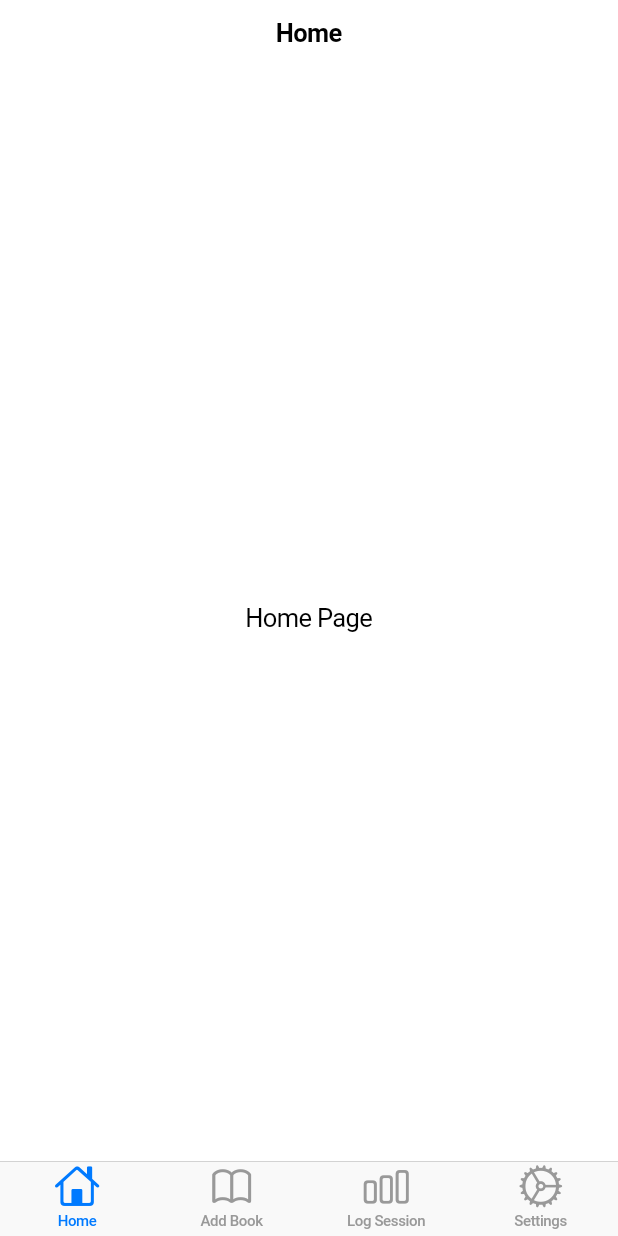
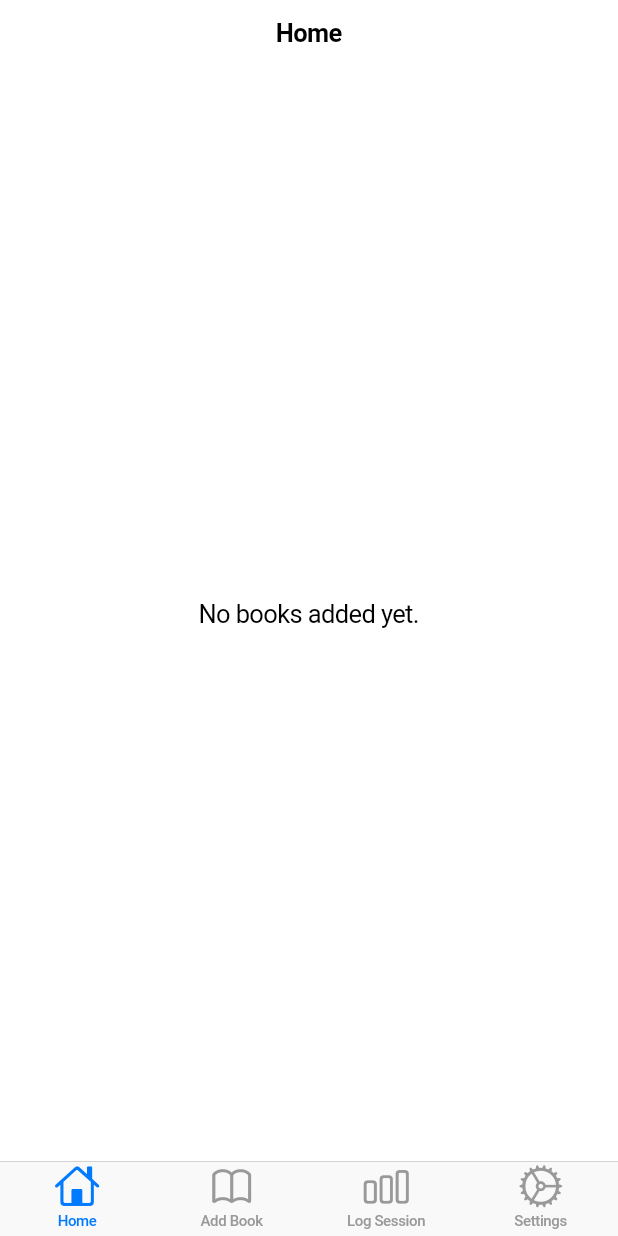
Before and after one commit to tyshoe/ReadStats, a Flutter app: the screen it shows after launch, on a phone screen of 412 x 824 dp. Run offline on Flutter 3.47's test engine with Material 3 defaults, Android fonts, the phone set to English and light mode, and no system bars.

Commit message:
create way to save and view books

```diff
--- a/lib/main.dart
+++ b/lib/main.dart
@@ -15,10 +15,17 @@ class MyApp extends StatefulWidget {
 
 class _MyAppState extends State<MyApp> {
   bool _isDarkMode = false;
+  final List<Map<String, dynamic>> _books = []; // List to store books
 
   void _toggleTheme(bool value) {
     setState(() {
       _isDarkMode = value;
+    });
+  }
+
+  void _addBook(Map<String, dynamic> book) {
+    setState(() {
+      _books.add(book);
     });
   }
 
@@ -28,16 +35,29 @@ class _MyAppState extends State<MyApp> {
       theme: CupertinoThemeData(
         brightness: _isDarkMode ? Brightness.dark : Brightness.light,
       ),
-      home: NavigationMenu(toggleTheme: _toggleTheme, isDarkMode: _isDarkMode),
+      home: NavigationMenu(
+        toggleTheme: _toggleTheme,
+        isDarkMode: _isDarkMode,
+        books: _books,
+        addBook: _addBook,
+      ),
     );
   }
 }
 
 class NavigationMenu extends StatelessWidget {
   final Function(bool) toggleTheme;
+  final Function(Map<String, dynamic>) addBook;
   final bool isDarkMode;
+  final List<Map<String, dynamic>> books;
 
-  const NavigationMenu({super.key, required this.toggleTheme, required this.isDarkMode});
+  const NavigationMenu({
+    super.key,
+    required this.toggleTheme,
+    required this.isDarkMode,
+    required this.books,
+    required this.addBook,
+  });
 
   @override
   Widget build(BuildContext context) {
@@ -53,9 +73,9 @@ class NavigationMenu extends StatelessWidget {
       tabBuilder: (context, index) {
         switch (index) {
           case 0:
-            return const HomePage();
+            return HomePage(books: books);
           case 1:
-            return const AddBookPage();
+            return AddBookPage(addBook: addBook);
           case 2:
             return const LogSessionPage();
           case 3:
--- a/lib/pages/home_page.dart
+++ b/lib/pages/home_page.dart
@@ -1,13 +1,32 @@
 import 'package:flutter/cupertino.dart';
 
 class HomePage extends StatelessWidget {
-  const HomePage({super.key});
+  final List<Map<String, dynamic>> books;
+
+  const HomePage({super.key, required this.books});
 
   @override
   Widget build(BuildContext context) {
-    return const CupertinoPageScaffold(
-      navigationBar: CupertinoNavigationBar(middle: Text('Home')),
-      child: Center(child: Text('Home Page')),
+    return CupertinoPageScaffold(
+      navigationBar: const CupertinoNavigationBar(middle: Text('Home')),
+      child: SafeArea(
+        child: books.isEmpty
+            ? const Center(child: Text("No books added yet."))
+            : ListView.builder(
+                padding: const EdgeInsets.all(16),
+                itemCount: books.length,
+                itemBuilder: (context, index) {
+                  final book = books[index];
+                  return CupertinoListTile(
+                    title: Text(book['title']),
+                    subtitle: Text("Words: ${book['wordCount']}, Rating: ${book['rating']}"),
+                    trailing: book['isCompleted']
+                        ? const Icon(CupertinoIcons.check_mark_circled, color: CupertinoColors.systemGreen)
+                        : const Icon(CupertinoIcons.clock, color: CupertinoColors.systemGrey),
+                  );
+                },
+              ),
+      ),
     );
   }
 }
```
Also changed, not shown: lib/pages/add_book_page.dart (+12 -9 lines).
